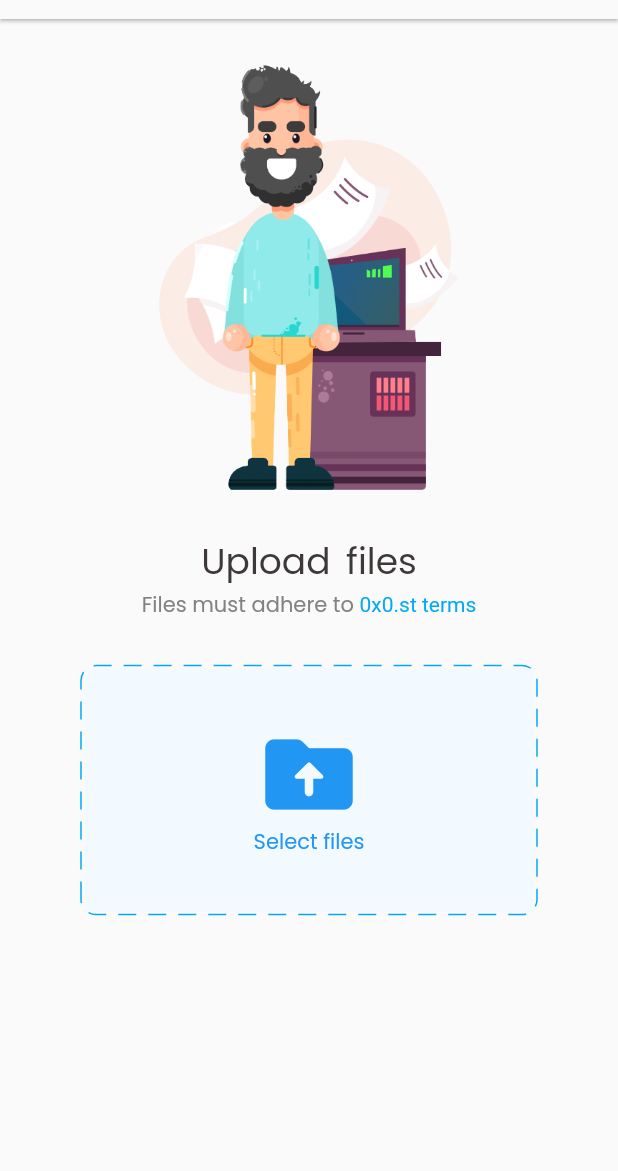
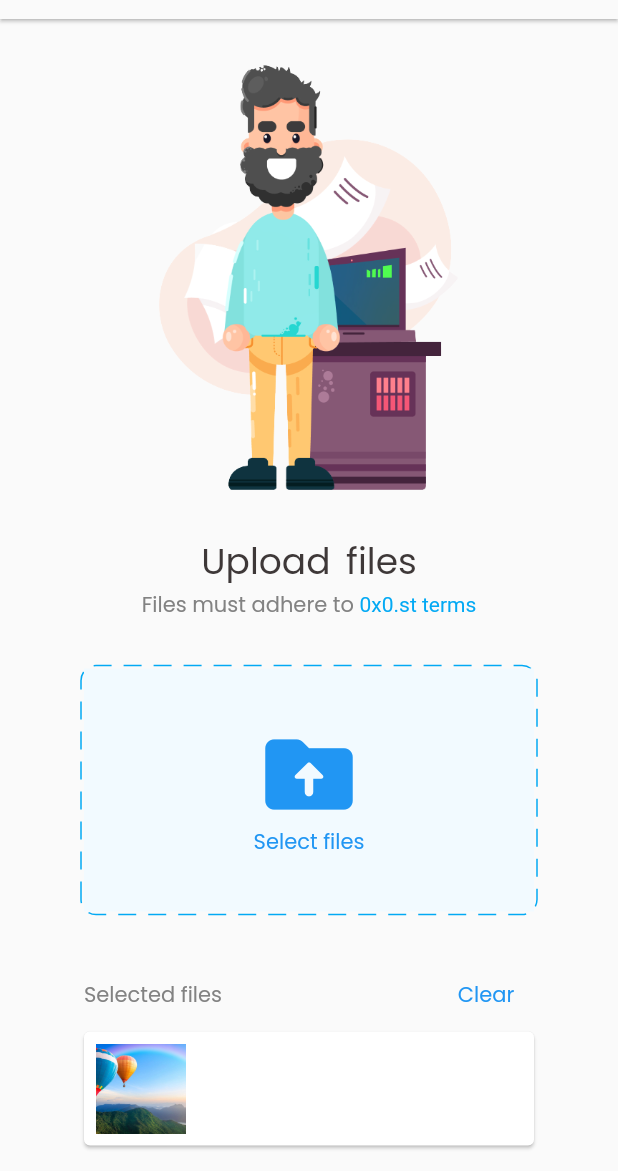
Before and after one commit to lastradev/voidshare, a Flutter app: the screen it shows after launch, on a phone screen of 412 x 824 dp, the part 65-1236 px from its top. Run offline on Flutter 3.47's test engine with Material 2 defaults, Android fonts, the phone set to English and light mode, and no system bars; drawn by our look-alikes of dotted_border; our stand-ins replace page_transition.

Commit message:
Add selected file card widget

```diff
--- a/lib/screens/home_screen.dart
+++ b/lib/screens/home_screen.dart
@@ -3,6 +3,7 @@ import 'package:flutter/material.dart';
 import 'package:url_launcher/url_launcher.dart';
 
 import '../widgets/select_files_container.dart';
+import '../widgets/selected_file_card.dart';
 import 'history_screen.dart';
 
 class HomeScreen extends StatelessWidget {
@@ -62,6 +63,21 @@ class HomeScreen extends StatelessWidget {
               ),
               const SizedBox(height: 30),
               const SelectFilesContainer(),
+              const SizedBox(height: 30),
+              SizedBox(
+                width: 300,
+                child: Row(
+                  mainAxisAlignment: MainAxisAlignment.spaceBetween,
+                  children: [
+                    const Text('Selected files'),
+                    TextButton(
+                      child: const Text('Clear'),
+                      onPressed: () {},
+                    ),
+                  ],
+                ),
+              ),
+              const SelectedFileCard(),
             ],
           ),
         ),
--- /dev/null
+++ b/lib/widgets/selected_file_card.dart
@@ -0,0 +1,28 @@
+import 'package:flutter/material.dart';
+
+class SelectedFileCard extends StatelessWidget {
+  const SelectedFileCard({Key? key}) : super(key: key);
+
+  @override
+  Widget build(BuildContext context) {
+    return SizedBox(
+      width: 300,
+      child: Card(
+        margin: EdgeInsets.zero,
+        child: Padding(
+          padding: const EdgeInsets.all(8.0),
+          child: Row(
+            children: [
+              Image.asset(
+                'assets/images/0066.jpg',
+                width: 60,
+                height: 60,
+                fit: BoxFit.cover,
+              )
+            ],
+          ),
+        ),
+      ),
+    );
+  }
+}
--- a/pubspec.yaml
+++ b/pubspec.yaml
@@ -22,8 +22,7 @@ dev_dependencies:
 flutter:
   uses-material-design: true
   assets:
-    - assets/images/writer_illustration.png
-    - assets/images/flat_characters_illustration.png
+    - assets/images/
   fonts:
     - family: Poppins
       fonts:
```
Also changed, not shown: assets/images/0066.jpg (added).
